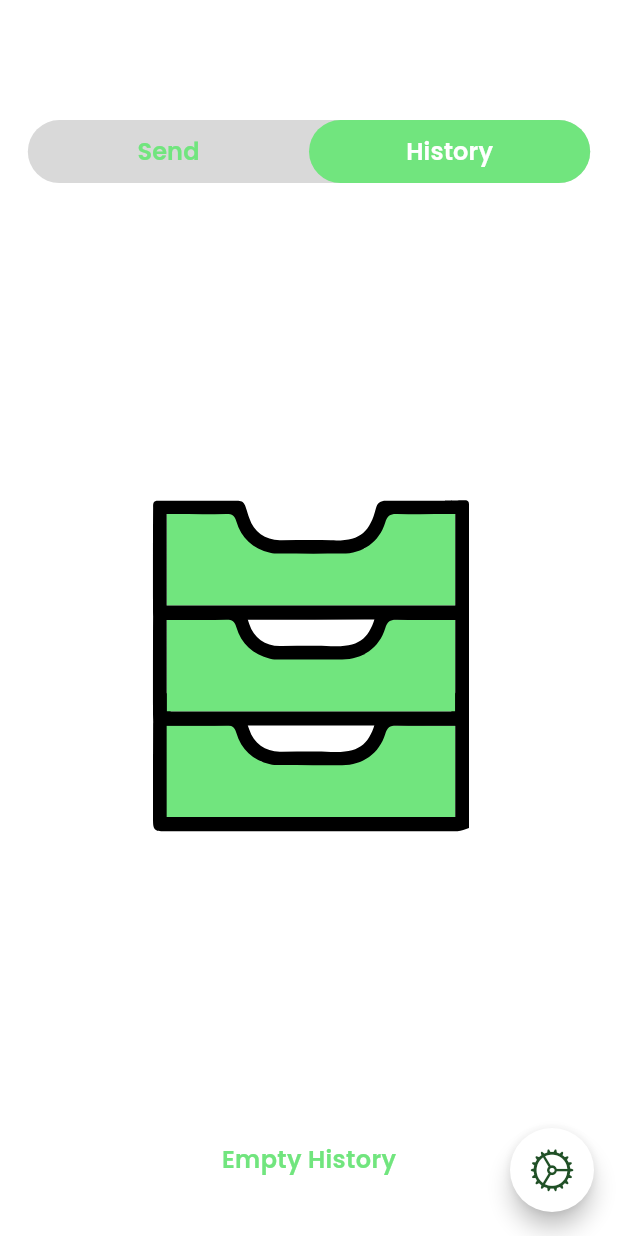
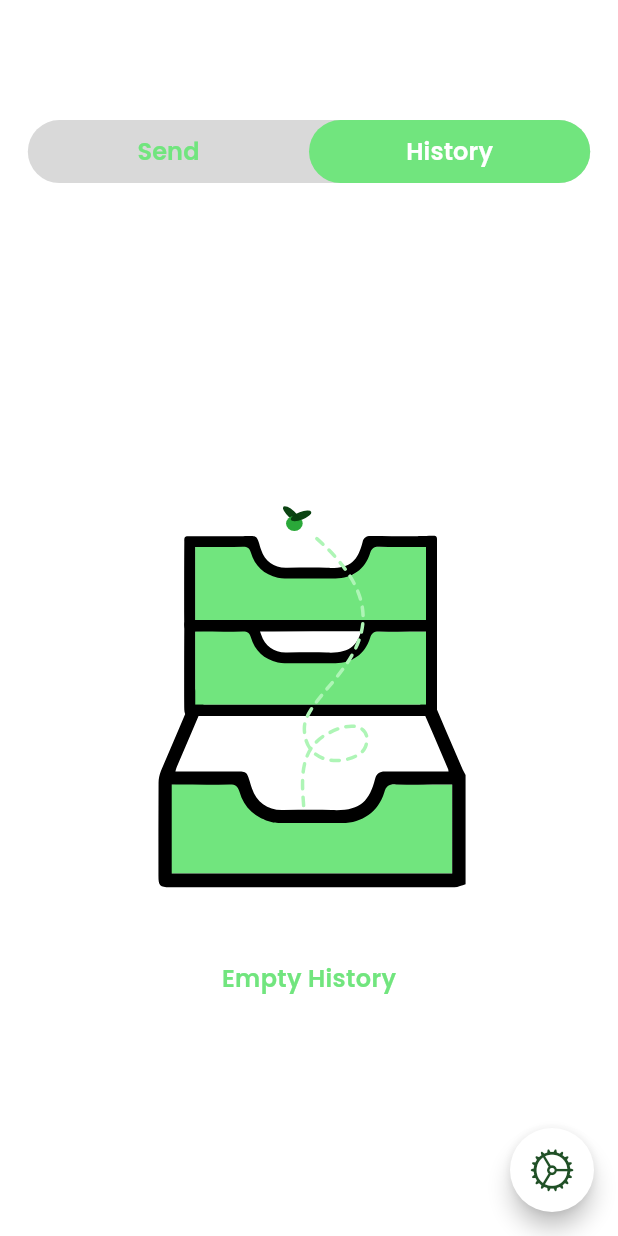
Before and after one commit to monzir3bdo/whatsapp_direct_message, a Flutter app: the screen it shows after launch, tab 2 chosen, on a phone screen of 412 x 824 dp. Run offline on Flutter 3.47's test engine with Material 3 defaults, Android fonts, the phone set to English and light mode, and no system bars; our stand-ins replace bloc, flutter_bloc, flutter_svg, freezed_annotation, gap, hive and 3 more; accounts and stored records are empty; generated files the repository leaves out were written again.

Commit message:
Fix History Card

```diff
--- a/lang/ar.json
+++ b/lang/ar.json
@@ -25,5 +25,6 @@
     "settings": "الإعدادات",
     "or_extract_phone_number_from_copied_text": "استخراج رقم الهاتف من الرسائل",
     "paste_the_text_here": "الصق النص هنا",
-    "copy_your_link": "انسخ الرابط"
+    "copy_your_link": "انسخ الرابط",
+    "no_name": "بدون اسم"
 }
--- a/lang/en.json
+++ b/lang/en.json
@@ -25,5 +25,6 @@
     "settings": "Settings",
     "or_extract_phone_number_from_copied_text": "Or Extract Phone Number from copied text",
     "paste_the_text_here": "Paste the text here",
-    "copy_your_link": "Copy Your Link"
+    "copy_your_link": "Copy Your Link",
+    "no_name": "No Name"
 }
--- a/lib/core/localization/lang_keys.dart
+++ b/lib/core/localization/lang_keys.dart
@@ -27,7 +27,9 @@ class LangKeys {
   static const String saveNumbers = 'save_numbers';
   static const String shareTheApp = 'share_the_app';
   static const String settings = 'settings';
-  static const String orExtractPhoneNumberFromCopiedText = 'or_extract_phone_number_from_copied_text';
+  static const String orExtractPhoneNumberFromCopiedText =
+      'or_extract_phone_number_from_copied_text';
   static const String pasteTheTextHere = 'paste_the_text_here';
   static const String copyYourLink = 'copy_your_link';
+  static const String noName = 'no_name';
 }
--- a/lib/widgets/history/activate_history_widget.dart
+++ b/lib/widgets/history/activate_history_widget.dart
@@ -21,7 +21,7 @@ class ActivateHistoryWidget extends StatelessWidget {
           Assets.animationsChangeSettings2,
           width: context.width * 0.8,
           height: context.height * 0.35,
-          repeat: false,
+          fit: BoxFit.cover,
         ),
         Container(
           color: Colors.indigo,
--- a/lib/widgets/history/empty_history_widget.dart
+++ b/lib/widgets/history/empty_history_widget.dart
@@ -14,10 +14,15 @@ class EmptyHistoryWidget extends StatelessWidget {
   @override
   Widget build(BuildContext context) {
     return Column(
+      mainAxisAlignment: MainAxisAlignment.center,
       children: [
-        Gap(context.height * 0.12),
-        Lottie.asset(Assets.animationsEmpty, repeat: false),
-        Gap(context.height * 0.12),
+        Lottie.asset(
+          Assets.animationsEmpty,
+          width: context.width * 0.8,
+          height: context.height * 0.35,
+          fit: BoxFit.cover,
+        ),
+        Gap(context.height * 0.05),
         Text(
           context.translate(LangKeys.emptyHistory),
           style:
```
Also changed, not shown: lib/widgets/history/history_card.dart (+10 -6 lines).
